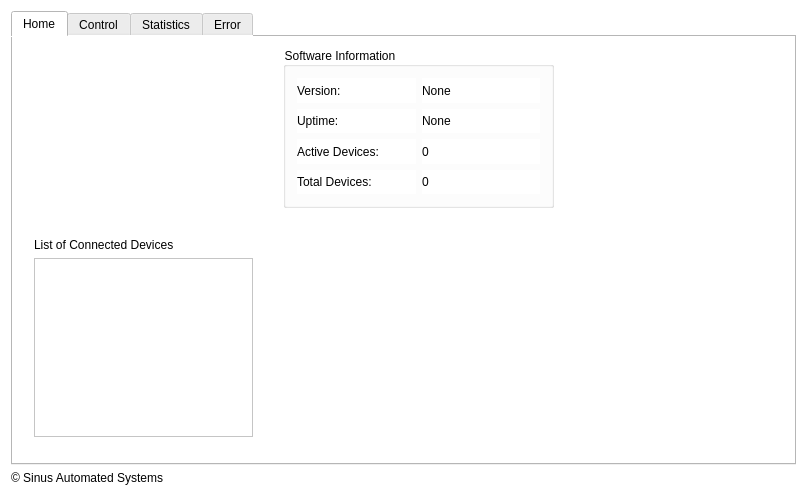
The window that wateringgui.ui (sYCH3L/Automated-Irrigation-System) describes before a commit, drawn with Qt 5.
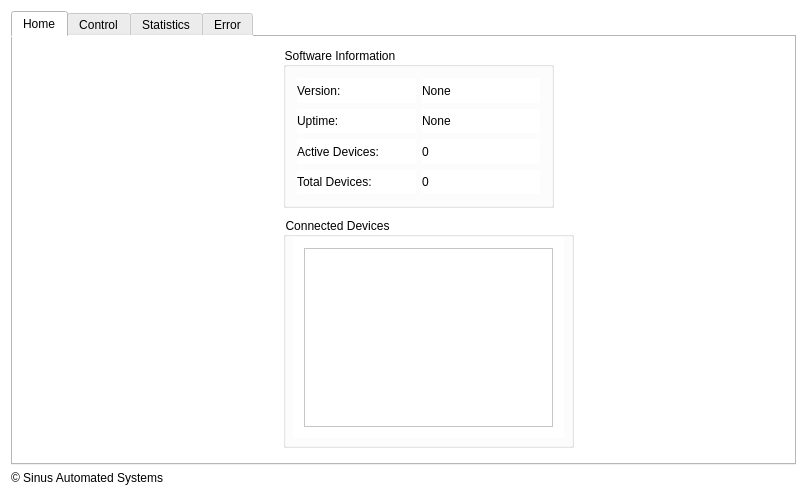
The same window after the commit. The open tabs and pages were chosen to show the change. Icons and pictures are not drawn.

What changed in the file:
```diff
--- a/wateringgui.ui
+++ b/wateringgui.ui
@@ -52,28 +52,6 @@
          </item>
         </layout>
        </widget>
-       <widget class="QWidget" name="verticalLayoutWidget_2">
-        <property name="geometry">
-         <rect>
-          <x>10</x>
-          <y>190</y>
-          <width>241</width>
-          <height>221</height>
-         </rect>
-        </property>
-        <layout class="QVBoxLayout" name="verticalLayout_2">
-         <item>
-          <widget class="QLabel" name="label_2">
-           <property name="text">
-            <string>List of Connected Devices</string>
-           </property>
-          </widget>
-         </item>
-         <item>
-          <widget class="QListWidget" name="mDevList"/>
-         </item>
-        </layout>
-       </widget>
        <widget class="QGroupBox" name="groupBox_5">
         <property name="geometry">
          <rect>
@@ -161,6 +139,34 @@
          </item>
         </layout>
        </widget>
+       <widget class="QGroupBox" name="groupBox_6">
+        <property name="geometry">
+         <rect>
+          <x>270</x>
+          <y>180</y>
+          <width>291</width>
+          <height>231</height>
+         </rect>
+        </property>
+        <property name="title">
+         <string>Connected Devices</string>
+        </property>
+        <widget class="QWidget" name="verticalLayoutWidget_2">
+         <property name="geometry">
+          <rect>
+           <x>10</x>
+           <y>20</y>
+           <width>271</width>
+           <height>201</height>
+          </rect>
+         </property>
+         <layout class="QVBoxLayout" name="verticalLayout_2">
+          <item>
+           <widget class="QListWidget" name="mDevList"/>
+          </item>
+         </layout>
+        </widget>
+       </widget>
       </widget>
       <widget class="QWidget" name="controlTab">
        <attribute name="title">
```
Left out of the diff: 30 changed lines with no effect on the pictures.
